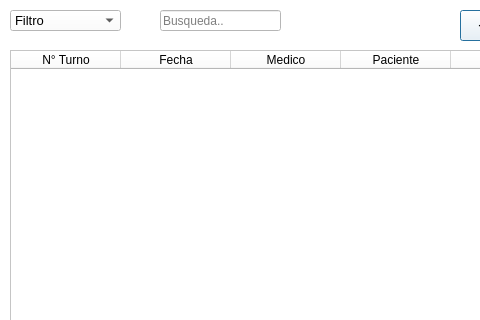
Before: the Qt Designer form View/vistaTurnos.ui in BermudezK/consultsoft, drawn with Qt 5; both pictures show x 0 to 480 and y 0 to 320 of the 600 by 560 pixel window.
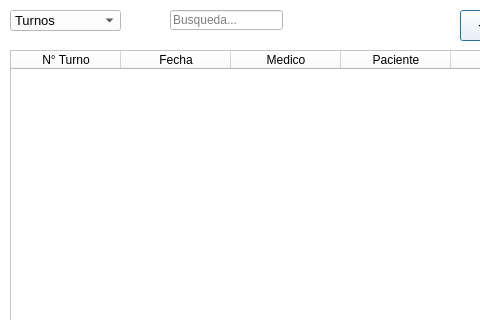
After: the same form once the commit is applied. Icons and pictures are not drawn.

Commit message: Agregando la funcion de busqueda y filtro

The edit to the form file:
```diff
--- a/View/vistaTurnos.ui
+++ b/View/vistaTurnos.ui
@@ -137,11 +137,6 @@
      <pointsize>10</pointsize>
     </font>
    </property>
-   <item>
-    <property name="text">
-     <string>Filtro</string>
-    </property>
-   </item>
    <item>
     <property name="text">
      <string>Turnos</string>
@@ -161,14 +156,14 @@
   <widget class="QLineEdit" name="campoBusqueda">
    <property name="geometry">
     <rect>
-     <x>160</x>
+     <x>170</x>
      <y>10</y>
-     <width>121</width>
-     <height>21</height>
+     <width>113</width>
+     <height>20</height>
     </rect>
    </property>
    <property name="placeholderText">
-    <string>Busqueda..</string>
+    <string>Busqueda...</string>
    </property>
   </widget>
  </widget>
```
Left out of the diff: 33 changed lines with no effect on the pictures. The commit also changes 25 other files.
